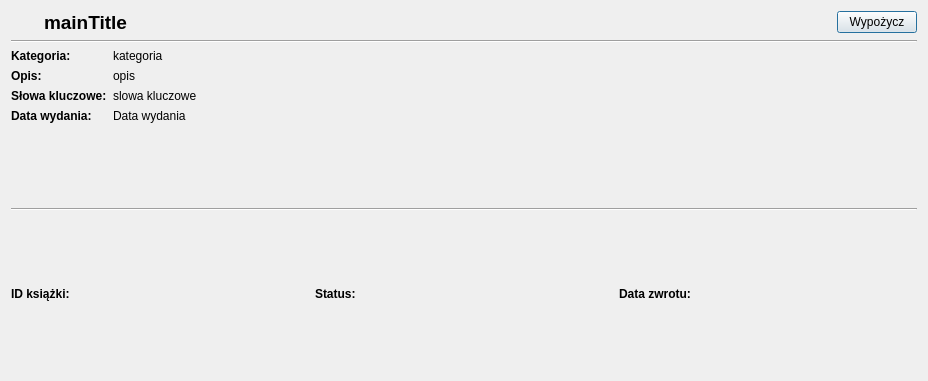
Before: the Qt Designer form Bookdetails.ui in KostekF/ELS, drawn with Qt 5.
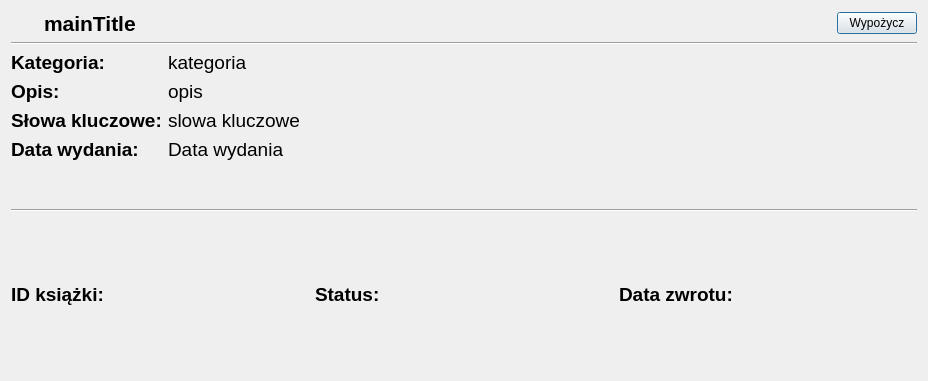
After: the same form once the commit is applied. Icons and pictures are not drawn.

What changed in the file:
```diff
--- a/Bookdetails.ui
+++ b/Bookdetails.ui
@@ -52,7 +52,7 @@
       <widget class="QLabel" name="label_mainTitle">
        <property name="font">
         <font>
-         <pointsize>14</pointsize>
+         <pointsize>16</pointsize>
          <weight>75</weight>
          <bold>true</bold>
         </font>
@@ -93,6 +93,7 @@
       <widget class="QLabel" name="label">
        <property name="font">
         <font>
+         <pointsize>14</pointsize>
          <weight>75</weight>
          <bold>true</bold>
         </font>
@@ -104,6 +105,11 @@
      </item>
      <item row="0" column="1">
       <widget class="QLabel" name="label_category">
+       <property name="font">
+        <font>
+         <pointsize>14</pointsize>
+        </font>
+       </property>
        <property name="text">
         <string>kategoria</string>
        </property>
@@ -113,6 +119,7 @@
       <widget class="QLabel" name="label_3">
        <property name="font">
         <font>
+         <pointsize>14</pointsize>
          <weight>75</weight>
          <bold>true</bold>
         </font>
@@ -130,6 +137,11 @@
          <verstretch>0</verstretch>
         </sizepolicy>
        </property>
+       <property name="font">
+        <font>
+         <pointsize>14</pointsize>
+        </font>
+       </property>
        <property name="text">
         <string>opis</string>
        </property>
@@ -139,6 +151,7 @@
       <widget class="QLabel" name="label_5">
        <property name="font">
         <font>
+         <pointsize>14</pointsize>
          <weight>75</weight>
          <bold>true</bold>
         </font>
@@ -150,6 +163,11 @@
      </item>
      <item row="2" column="1">
       <widget class="QLabel" name="label_keywords">
+       <property name="font">
+        <font>
+         <pointsize>14</pointsize>
+        </font>
+       </property>
        <property name="text">
         <string>slowa kluczowe</string>
        </property>
@@ -159,6 +177,7 @@
       <widget class="QLabel" name="label_7">
        <property name="font">
         <font>
+         <pointsize>14</pointsize>
          <weight>75</weight>
          <bold>true</bold>
         </font>
@@ -170,6 +189,11 @@
      </item>
      <item row="3" column="1">
       <widget class="QLabel" name="label_releaseDate">
+       <property name="font">
+        <font>
+         <pointsize>14</pointsize>
+        </font>
+       </property>
        <property name="text">
         <string>Data wydania</string>
        </property>
@@ -185,6 +209,7 @@
         <widget class="QLabel" name="label_2">
          <property name="font">
           <font>
+           <pointsize>14</pointsize>
            <weight>75</weight>
            <bold>true</bold>
           </font>
@@ -202,6 +227,7 @@
         <widget class="QLabel" name="label_4">
          <property name="font">
           <font>
+           <pointsize>14</pointsize>
            <weight>75</weight>
            <bold>true</bold>
           </font>
@@ -219,6 +245,7 @@
         <widget class="QLabel" name="label_6">
          <property name="font">
           <font>
+           <pointsize>14</pointsize>
            <weight>75</weight>
            <bold>true</bold>
           </font>
```
